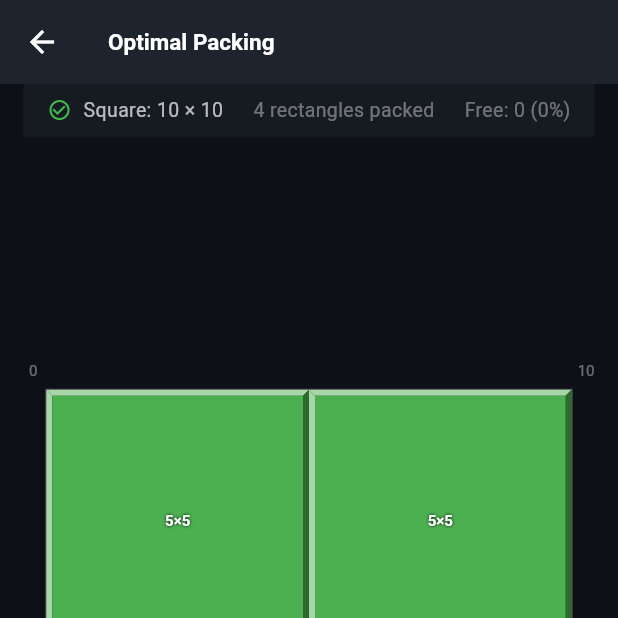
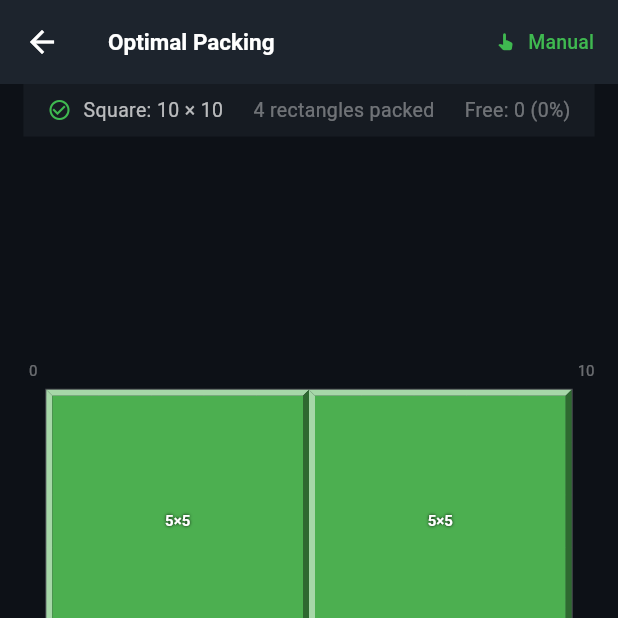
Before and after one commit to dev-ym/boxit, a Flutter app: the screen it shows after launch, after a tap on "Add Type", after a tap on "Optimize", on a phone screen of 412 x 824 dp, the top half of it. Run offline on Flutter 3.47's test engine with Material 3 defaults, Android fonts, the phone set to English and light mode, and no system bars.

Commit message:
Change navigation

```diff
--- a/lib/home_page.dart
+++ b/lib/home_page.dart
@@ -32,9 +32,17 @@ class _HomePageState extends State<HomePage> {
         width: w,
         height: h,
         count: 1 + rng.nextInt(5), // 1..5
-        color: kRectColors[_types.length % kRectColors.length],
+        color: _nextColor(),
       ));
     });
+  }
+
+  Color _nextColor() {
+    final used = _types.map((t) => t.color).toSet();
+    for (final c in kRectColors) {
+      if (!used.contains(c)) return c;
+    }
+    return kRectColors[_types.length % kRectColors.length];
   }
 
   bool get _valid =>
@@ -125,7 +133,7 @@ class _HomePageState extends State<HomePage> {
                           label: 'Optimize',
                           onPressed: _valid
                               ? () => _push(
-                                  OptimizePage(types: List.from(_types)))
+                                  OptimizePage(types: List.from(_types), savedManualData: _savedManualData, onSaveManualData: (d) => _savedManualData = d))
                               : null,
                           color: const Color(0xFF1F6FEB),
                         ),
--- a/lib/optimize_page.dart
+++ b/lib/optimize_page.dart
@@ -2,6 +2,7 @@ import 'dart:math' as math;
 import 'package:flutter/material.dart';
 import 'models.dart';
 import 'packer.dart';
+import 'manual_page.dart';
 
 // Shared number formatter — strips unnecessary trailing zeros.
 String _fmt(double v) =>
@@ -9,7 +10,9 @@ String _fmt(double v) =>
 
 class OptimizePage extends StatefulWidget {
   final List<RectType> types;
-  const OptimizePage({super.key, required this.types});
+  final ManualPageData? savedManualData;
+  final void Function(ManualPageData)? onSaveManualData;
+  const OptimizePage({super.key, required this.types, this.savedManualData, this.onSaveManualData});
 
   @override
   State<OptimizePage> createState() => _OptimizePageState();
@@ -43,6 +46,18 @@ class _OptimizePageState extends State<OptimizePage> {
         iconTheme: const IconThemeData(color: Colors.white),
         title: const Text('Optimal Packing',
             style: TextStyle(color: Colors.white, fontWeight: FontWeight.bold, fontSize: 15)),
+        actions: [
+          TextButton.icon(
+            onPressed: () => Navigator.pushReplacement(context,
+                MaterialPageRoute(builder: (_) => ManualPage(
+                    types: widget.types,
+                    savedData: widget.savedManualData,
+                    onSave: widget.onSaveManualData))),
+            icon: const Icon(Icons.pan_tool_alt, size: 15, color: Color(0xFF3FB950)),
+            label: const Text('Manual',
+                style: TextStyle(color: Color(0xFF3FB950), fontSize: 13)),
+          ),
+        ],
       ),
       body: _loading
           ? const Center(child: CircularProgressIndicator())
```
Also changed, not shown: lib/manual_page.dart (+17 -0 lines), 2 other files.
